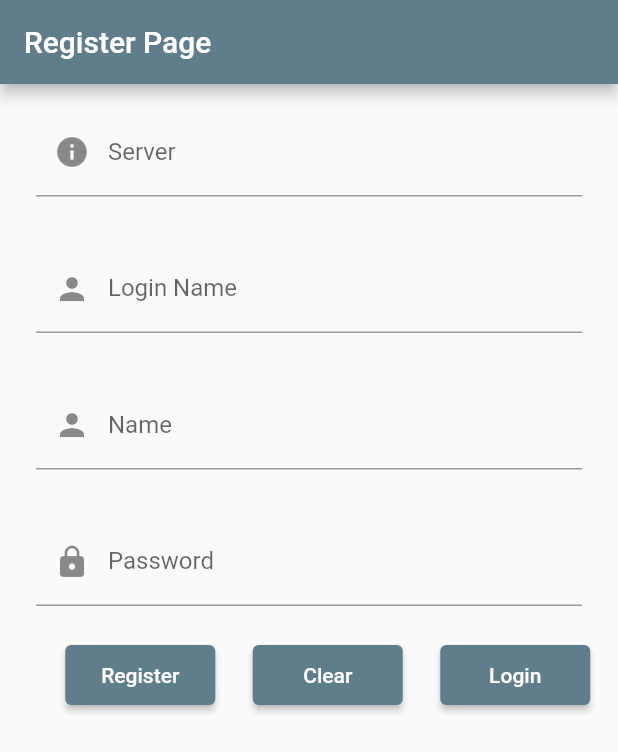
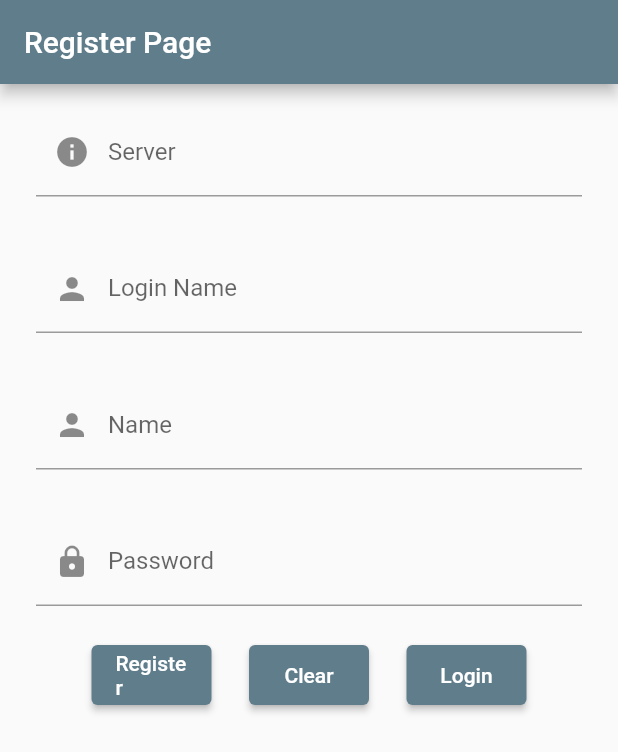
Before and after one commit to neko0xff/2023_schoolResearch_ClientApp, a Flutter app: the screen it shows after launch, after a tap on "Register", on a phone screen of 412 x 824 dp. Shown: the top 752 px of the screen. Run offline on Flutter 3.47's test engine with Material 2 defaults, Android fonts, the phone set to English and light mode, and no system bars; network calls fail.

Commit message:
20230701 update

```diff
--- a/src/viewapp_v1/lib/pages/login.dart
+++ b/src/viewapp_v1/lib/pages/login.dart
@@ -110,7 +110,8 @@ class btnView extends StatelessWidget {
         SizedBox(width: 25.0),
         btnLoginClear(),
         SizedBox(width: 25.0),
-        btnToRegisterPage()
+        btnToRegisterPage(),
+        SizedBox(width: 25.0),
       ],
     );
   }
@@ -144,7 +145,7 @@ class btnLoginSend extends StatelessWidget {
   @override
   Widget build(BuildContext context) {
     return SizedBox(
-      width: 100.0,
+      width: 80.0,
       height: 40.0,
       child: ElevatedButton(
         child: const Text("Login"),
@@ -170,23 +171,25 @@ class btnLoginSend extends StatelessWidget {
     });
     final result = response.body;
     final data = jsonDecode(result);
+    final code = data["code"];
 
     /*主迴圈*/
-    if (data["code"] == "1") {
+    if (code == "1") {
       // ignore: use_build_context_synchronously
       Navigator.push(
         context,
         MaterialPageRoute(
           builder: (context) => HomePage(
-            username: usernameStr.text,
+            username: data["username"],
+            LoginName: data["LoginName"],
             key: null,
           ),
         ),
       );
-    } else if (data["code"] == "0") {
+    } else if (code == "0") {
       // ignore: use_build_context_synchronously
       showSnackBar_FailLogin(context);
-    } else if (data["code"] == "-1") {
+    } else if (code == "-1") {
       // ignore: use_build_context_synchronously
       showSnackBar_FailCN(context);
     } else {
@@ -227,7 +230,7 @@ class btnLoginClear extends StatelessWidget {
   @override
   Widget build(BuildContext context) {
     return SizedBox(
-      width: 100.0,
+      width: 80.0,
       height: 40.0,
       child: ElevatedButton(
         child: const Text("Clear"),
@@ -262,7 +265,7 @@ class btnToRegisterPage extends StatelessWidget {
   @override
   Widget build(BuildContext context) {
     return SizedBox(
-      width: 100.0,
+      width: 80.0,
       height: 40.0,
       child: ElevatedButton(
         child: const Text("Register"),
--- a/src/viewapp_v1/lib/pages/register.dart
+++ b/src/viewapp_v1/lib/pages/register.dart
@@ -132,7 +132,8 @@ class btnView extends StatelessWidget {
         SizedBox(width: 25.0),
         btnRegisterClear(),
         SizedBox(width: 25.0),
-        btnToLoginPage()
+        btnToLoginPage(),
+        SizedBox(width: 25.0),
       ],
     );
   }
@@ -166,7 +167,7 @@ class btnRegisterSend extends StatelessWidget {
   @override
   Widget build(BuildContext context) {
     return SizedBox(
-      width: 100.0,
+      width: 80.0,
       height: 40.0,
       child: ElevatedButton(
         child: const Text("Register"),
@@ -206,11 +207,6 @@ class btnRegisterSend extends StatelessWidget {
     }
   }
 
-  //跳回登入主頁
-  void pushToLogin(BuildContext context) {
-    Navigator.pushNamed(context, '/login');
-  }
-
   //輸出成功註冊
   Future<void> showFinnshAlert(BuildContext context) {
     return showDialog<void>(
@@ -230,6 +226,11 @@ class btnRegisterSend extends StatelessWidget {
         );
       },
     );
+  }
+
+  //跳回登入主頁
+  void pushToLogin(BuildContext context) {
+    Navigator.pushNamed(context, '/login');
   }
 
   // 顯示 SnackBar 訊息與自定義按鈕
@@ -261,7 +262,7 @@ class btnRegisterClear extends StatelessWidget {
   @override
   Widget build(BuildContext context) {
     return SizedBox(
-      width: 100.0,
+      width: 80.0,
       height: 40.0,
       child: ElevatedButton(
         child: const Text("Clear"),
@@ -292,7 +293,7 @@ class btnToLoginPage extends StatelessWidget {
   @override
   Widget build(BuildContext context) {
     return SizedBox(
-      width: 100.0,
+      width: 80.0,
       height: 40.0,
       child: ElevatedButton(
         child: const Text("Login"),
```
Also changed, not shown: src/viewapp_v1/lib/pages/home.dart (+9 -4 lines).
